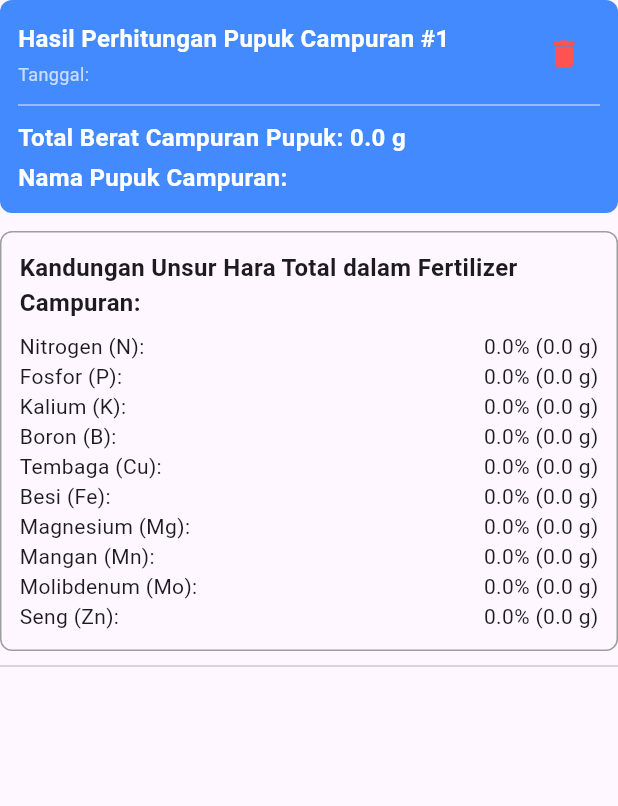
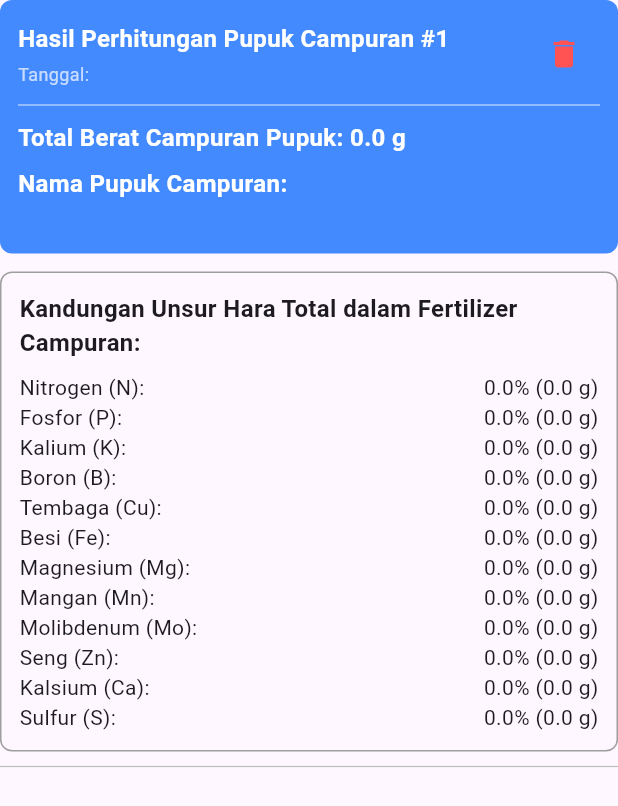
Before and after one commit to rizal282/Fertilizer-Calculator, a Flutter app: the ItemResultCountFertilizers widget shown alone on an empty page, opened directly with empty values, on a phone screen of 412 x 824 dp. Shown: the top 806 px of the screen. Run offline on Flutter 3.47's test engine with Material 3 defaults, Android fonts, the phone set to English and light mode, and no system bars; our stand-ins replace flutter_bloc, logger, sqflite; accounts and stored records are empty.

Commit message:
menambah kolom kalsium & sulfur, alert dialog konfirmasi

```diff
--- a/lib/core/constants/string_const.dart
+++ b/lib/core/constants/string_const.dart
@@ -3,6 +3,8 @@ class StringConst {
   static const String FERTILIZER_PAGE_TITLE = 'Fertilizer Calculator';
   static const String ADD_FERTILIZER_BTN_LABEL = 'Tambah Pupuk';
   static const String SAVE_FERTILIZER_BTN_LABEL = 'Hitung Fertilizers';
+
+  static const String RESET_FORM_BTN_LABEL = "Reset";
 
   // Table Names
   static const String FERTILIZERS_TABLE = 'fertilizers';
@@ -20,4 +22,6 @@ class StringConst {
   static const String MANGAN = 'Mangan';
   static const String MOLIBDENUM = 'Molibdenum';
   static const String SENG = 'Seng';
+  static const String KALSIUM = 'Kalsium';
+  static const String SULFUR = 'Sulfur';
 }
--- a/lib/core/datasource/db_helper.dart
+++ b/lib/core/datasource/db_helper.dart
@@ -48,6 +48,8 @@ class DbHelper {
         mangan REAL,
         molibdenum REAL,
         seng REAL,
+        kalsium REAL,
+        sulfur REAL,
         created_at TEXT DEFAULT (datetime('now')),
         updated_at TEXT
       )
@@ -85,6 +87,10 @@ class DbHelper {
         total_gram_molibdenum REAL,
         total_percent_seng REAL,
         total_gram_seng REAL,
+        total_percent_kalsium REAL,
+        total_gram_kalsium REAL,
+        total_percent_sulfur REAL,
+        total_gram_sulfur REAL,
         created_at TEXT DEFAULT (datetime('now'))
       )
     ''');
@@ -122,6 +128,10 @@ class DbHelper {
         total_gram_molibdenum REAL,
         total_percent_seng REAL,
         total_gram_seng REAL,
+        total_percent_kalsium REAL,
+        total_gram_kalsium REAL,
+        total_percent_sulfur REAL,
+        total_gram_sulfur REAL,
         created_at TEXT DEFAULT (datetime('now'))
       )
     ''');
--- a/lib/features/fertilizer/data/models/fertilizer_model.dart
+++ b/lib/features/fertilizer/data/models/fertilizer_model.dart
@@ -17,6 +17,8 @@ class FertilizerModel extends FertilizerEntity {
     required double mangan,
     required double molibdenum,
     required double seng,
+    required double kalsium,
+    required double sulfur,
     String? createdAt,
     String? updatedAt,
   }) : super(
@@ -34,6 +36,8 @@ class FertilizerModel extends FertilizerEntity {
           mangan: mangan,
           molibdenum: molibdenum,
           seng: seng,
+          kalsium: kalsium,
+          sulfur: sulfur,
           createdAt: createdAt,
           updatedAt: updatedAt,
         );
@@ -55,8 +59,12 @@ class FertilizerModel extends FertilizerEntity {
       mangan: entity.mangan,
       molibdenum: entity.molibdenum,
       seng: entity.seng,
-      createdAt: entity.createdAt ?? DateFormatUtil.formatDateToYYYYMMDD(DateTime.now()),
-      updatedAt: entity.updatedAt ?? DateFormatUtil.formatDateToYYYYMMDD(DateTime.now()),
+      kalsium: entity.kalsium,
+      sulfur: entity.sulfur,
+      createdAt: entity.createdAt ??
+          DateFormatUtil.formatDateToYYYYMMDD(DateTime.now()),
+      updatedAt: entity.updatedAt ??
+          DateFormatUtil.formatDateToYYYYMMDD(DateTime.now()),
     );
   }
 
@@ -76,6 +84,8 @@ class FertilizerModel extends FertilizerEntity {
       'mangan': mangan,
       'molibdenum': molibdenum,
       'seng': seng,
+      'kalsium': kalsium,
+      'sulfur': sulfur,
       'created_at': createdAt,
       'updated_at': updatedAt,
     };
@@ -97,6 +107,8 @@ class FertilizerModel extends FertilizerEntity {
       mangan: map['mangan'] ?? 0.0,
       molibdenum: map['molibdenum'] ?? 0.0,
       seng: map['seng'] ?? 0.0,
+      kalsium: map['kalsium'] ?? 0.0,
+      sulfur: map['sulfur'] ?? 0.0,
       createdAt: map['created_at'],
       updatedAt: map['updated_at'],
     );
--- a/lib/features/fertilizer/data/models/result_count_nutrient_per_fertilizer_model.dart
+++ b/lib/features/fertilizer/data/models/result_count_nutrient_per_fertilizer_model.dart
@@ -1,7 +1,8 @@
 import 'package:pfg_app/core/utils/date_format_util.dart';
 import 'package:pfg_app/features/fertilizer/domain/entities/result_count_nutrient_per_fertilizer_entity.dart';
 
-class ResultCountNutrientPerFertilizerModel extends ResultCountNutrientPerFertilizerEntity {
+class ResultCountNutrientPerFertilizerModel
+    extends ResultCountNutrientPerFertilizerEntity {
   const ResultCountNutrientPerFertilizerModel({
     int? id,
     required String idRacikan,
@@ -27,6 +28,10 @@ class ResultCountNutrientPerFertilizerModel extends ResultCountNutrientPerFertil
     required double totalGramMolibdenum,
     required double totalPercentSeng,
     required double totalGramSeng,
+    required double totalPercentKalsium,
+    required double totalGramKalsium,
+    required double totalPercentSulfur,
+    required double totalGramSulfur,
     String? createdAt,
   }) : super(
           id: id,
@@ -53,6 +58,10 @@ class ResultCountNutrientPerFertilizerModel extends ResultCountNutrientPerFertil
           totalGramMolibdenum: totalGramMolibdenum,
           totalPercentSeng: totalPercentSeng,
           totalGramSeng: totalGramSeng,
+          totalPercentKalsium: totalPercentKalsium,
+          totalGramKalsium: totalGramKalsium,
+          totalPercentSulfur: totalPercentSulfur,
+          totalGramSulfur: totalGramSulfur,
           createdAt: createdAt,
         );
 
@@ -82,11 +91,16 @@ class ResultCountNutrientPerFertilizerModel extends ResultCountNutrientPerFertil
       'total_gram_molibdenum': totalGramMolibdenum,
       'total_percent_seng': totalPercentSeng,
       'total_gram_seng': totalGramSeng,
+      'total_percent_kalsium': totalPercentKalsium,
+      'total_gram_kalsium': totalGramKalsium,
+      'total_percent_sulfur': totalPercentSulfur,
+      'total_gram_sulfur': totalGramSulfur,
       'created_at': createdAt,
     };
   }
 
-  factory ResultCountNutrientPerFertilizerModel.fromMap(Map<String, dynamic> map) {
+  factory ResultCountNutrientPerFertilizerModel.fromMap(
+      Map<String, dynamic> map) {
     return ResultCountNutrientPerFertilizerModel(
       id: map['id'],
       idRacikan: map['id_racikan'],
@@ -112,6 +126,10 @@ class ResultCountNutrientPerFertilizerModel extends ResultCountNutrientPerFertil
       totalGramMolibdenum: map['total_gram_molibdenum'] ?? 0.0,
       totalPercentSeng: map['total_percent_seng'] ?? 0.0,
       totalGramSeng: map['total_gram_seng'] ?? 0.0,
+      totalPercentKalsium: map['total_percent_kalsium'] ?? 0.0,
+      totalGramKalsium: map['total_gram_kalsium'] ?? 0.0,
+      totalPercentSulfur: map['total_percent_sulfur'] ?? 0.0,
+      totalGramSulfur: map['total_gram_sulfur'] ?? 0.0,
       createdAt: map['created_at'],
     );
   }
@@ -144,7 +162,11 @@ class ResultCountNutrientPerFertilizerModel extends ResultCountNutrientPerFertil
         totalGramMolibdenum: entity.totalGramMolibdenum,
         totalPercentSeng: entity.totalPercentSeng,
         totalGramSeng: entity.totalGramSeng,
-      createdAt: entity.createdAt ?? DateFormatUtil.formatDateToYYYYMMDD(DateTime.now())
-    );
+        totalPercentKalsium: entity.totalPercentKalsium,
+        totalGramKalsium: entity.totalGramKalsium,
+        totalPercentSulfur: entity.totalPercentSulfur,
+        totalGramSulfur: entity.totalGramSulfur,
+        createdAt: entity.createdAt ??
+            DateFormatUtil.formatDateToYYYYMMDD(DateTime.now()));
   }
 }
--- a/lib/features/fertilizer/data/models/result_count_nutrients_all_fertilizers_model.dart
+++ b/lib/features/fertilizer/data/models/result_count_nutrients_all_fertilizers_model.dart
@@ -28,6 +28,10 @@ class ResultCountNutrientsAllFertilizersModel
     required double totalGramMolibdenum,
     required double totalPercentSeng,
     required double totalGramSeng,
+    required double totalPercentKalsium,
+    required double totalGramKalsium,
+    required double totalPercentSulfur,
+    required double totalGramSulfur,
     String? createdAt,
   }) : super(
           id: id,
@@ -54,6 +58,10 @@ class ResultCountNutrientsAllFertilizersModel
           totalGramMolibdenum: totalGramMolibdenum,
           totalPercentSeng: totalPercentSeng,
           totalGramSeng: totalGramSeng,
+          totalPercentKalsium: totalPercentKalsium,
+          totalGramKalsium: totalGramKalsium,
+          totalPercentSulfur: totalPercentSulfur,
+          totalGramSulfur: totalGramSulfur,
           createdAt:
               createdAt ?? DateFormatUtil.formatDateToYYYYMMDD(DateTime.now()),
         );
@@ -84,6 +92,10 @@ class ResultCountNutrientsAllFertilizersModel
       'total_gram_molibdenum': totalGramMolibdenum,
       'total_percent_seng': totalPercentSeng,
       'total_gram_seng': totalGramSeng,
+      'total_percent_kalsium': totalPercentKalsium,
+      'total_gram_kalsium': totalGramKalsium,
+      'total_percent_sulfur': totalPercentSulfur,
+      'total_gram_sulfur': totalGramSulfur,
       'created_at': createdAt,
     };
   }
@@ -115,6 +127,10 @@ class ResultCountNutrientsAllFertilizersModel
       totalGramMolibdenum: map['total_gram_molibdenum'] ?? 0.0,
       totalPercentSeng: map['total_percent_seng'] ?? 0.0,
       totalGramSeng: map['total_gram_seng'] ?? 0.0,
+      totalPercentKalsium: map['total_percent_kalsium'] ?? 0.0,
+      totalGramKalsium: map['total_gram_kalsium'] ?? 0.0,
+      totalPercentSulfur: map['total_percent_sulfur'] ?? 0.0,
+      totalGramSulfur: map['total_gram_sulfur'] ?? 0.0,
       createdAt: map['created_at'],
     );
   }
@@ -146,8 +162,12 @@ class ResultCountNutrientsAllFertilizersModel
       totalGramMolibdenum: entity.totalGramMolibdenum,
       totalPercentSeng: entity.totalPercentSeng,
       totalGramSeng: entity.totalGramSeng,
-      createdAt:
-          entity.createdAt ?? DateFormatUtil.formatDateToYYYYMMDD(DateTime.now()),
+      totalPercentKalsium: entity.totalPercentKalsium,
+      totalGramKalsium: entity.totalGramKalsium,
+      totalPercentSulfur: entity.totalPercentSulfur,
+      totalGramSulfur: entity.totalGramSulfur,
+      createdAt: entity.createdAt ??
+          DateFormatUtil.formatDateToYYYYMMDD(DateTime.now()),
     );
   }
 }
--- a/lib/features/fertilizer/data/repositories/rcnaf_repository_impl.dart
+++ b/lib/features/fertilizer/data/repositories/rcnaf_repository_impl.dart
@@ -29,6 +29,7 @@ class RcnafRepositoryImpl implements RcnafRepository {
       StringConst.COUNT_NUTRIENTS_ALL_FERTILIZERS_TABLE,
       where: 'created_at = ?',
       whereArgs: [DateFormatUtil.formatDateToYYYYMMDD(DateTime.now())],
+      orderBy: 'id DESC'
     );
 
     return result
--- a/lib/features/fertilizer/domain/entities/fertilizer_entity.dart
+++ b/lib/features/fertilizer/domain/entities/fertilizer_entity.dart
@@ -13,6 +13,8 @@ class FertilizerEntity {
   final double mangan;
   final double molibdenum;
   final double seng;
+  final double kalsium;
+  final double sulfur;
   final String? createdAt;
   final String? updatedAt;
 
@@ -31,6 +33,8 @@ class FertilizerEntity {
     required this.mangan,
     required this.molibdenum,
     required this.seng,
+    required this.kalsium,
+    required this.sulfur,
     this.createdAt,
     this.updatedAt,
   });
--- a/lib/features/fertilizer/domain/entities/result_count_nutrient_per_fertilizer_entity.dart
+++ b/lib/features/fertilizer/domain/entities/result_count_nutrient_per_fertilizer_entity.dart
@@ -23,6 +23,10 @@ class ResultCountNutrientPerFertilizerEntity {
   final double totalGramMolibdenum;
   final double totalPercentSeng;
   final double totalGramSeng;
+  final double totalPercentKalsium;
+  final double totalGramKalsium;
+  final double totalPercentSulfur;
+  final double totalGramSulfur;
   final String? createdAt;
 
   const ResultCountNutrientPerFertilizerEntity({
@@ -50,6 +54,10 @@ class ResultCountNutrientPerFertilizerEntity {
     required this.totalGramMolibdenum,
     required this.totalPercentSeng,
     required this.totalGramSeng,
+    required this.totalPercentKalsium,
+    required this.totalGramKalsium,
+    required this.totalPercentSulfur,
+    required this.totalGramSulfur,
     this.createdAt,
   });
 
@@ -95,6 +103,15 @@ class ResultCountNutrientPerFertilizerEntity {
         return totalPercentSeng;
       case 'total_gram_seng':
         return totalGramSeng;
+
+      case 'total_percent_kalsium':
+        return totalPercentKalsium;
+      case 'total_gram_kalsium':
+        return totalGramKalsium;
+      case 'total_percent_sulfur':
+        return totalPercentSulfur;
+      case 'total_gram_sulfur':
+        return totalGramSulfur;
       default:
         throw ArgumentError('Nutrient $key tidak dikenal');
     }
--- a/lib/features/fertilizer/domain/entities/result_count_nutrients_all_fertilizers_entity.dart
+++ b/lib/features/fertilizer/domain/entities/result_count_nutrients_all_fertilizers_entity.dart
@@ -23,6 +23,10 @@ class ResultCountNutrientsAllFertilizersEntity {
   final double totalGramMolibdenum;
   final double totalPercentSeng;
   final double totalGramSeng;
+  final double totalPercentKalsium;
+  final double totalGramKalsium;
+  final double totalPercentSulfur;
+  final double totalGramSulfur;
   final String? createdAt;
 
   const ResultCountNutrientsAllFertilizersEntity({
@@ -50,6 +54,10 @@ class ResultCountNutrientsAllFertilizersEntity {
     required this.totalGramMolibdenum,
     required this.totalPercentSeng,
     required this.totalGramSeng,
+    required this.totalPercentKalsium,
+    required this.totalGramKalsium,
+    required this.totalPercentSulfur,
+    required this.totalGramSulfur,
     this.createdAt,
   });
 }
--- a/lib/features/fertilizer/domain/usecases/save_fertilizer.dart
+++ b/lib/features/fertilizer/domain/usecases/save_fertilizer.dart
@@ -19,7 +19,8 @@ import 'package:pfg_app/features/fertilizer/presentation/model/fertilizer_input.
 
 var _logger = Logger();
 
-Future<void> _countNutrientsInPercentAndGrams(BuildContext context, String idRacikan, List<FertilizerInput> fertilizers) async {
+Future<void> _countNutrientsInPercentAndGrams(BuildContext context,
+    String idRacikan, List<FertilizerInput> fertilizers) async {
   // rumus: kandungan nutrisi per kg / 1000 gram * berat pupuk dalam gram
 
   // rumus mencari jumlah nutrisi dalam 1000 gram pupuk:
@@ -64,10 +65,23 @@ Future<void> _countNutrientsInPercentAndGrams(BuildContext context, String idRac
           countNutrientPercent(StringConst.MOLIBDENUM, fertilizer),
       totalGramMolibdenum:
           countNutrientGram(StringConst.MOLIBDENUM, fertilizer),
+
       totalPercentSeng: countNutrientPercent(StringConst.SENG, fertilizer),
       totalGramSeng: countNutrientGram(StringConst.SENG, fertilizer),
+
+      totalPercentKalsium: countNutrientGram(StringConst.KALSIUM, fertilizer),
+      totalGramKalsium: countNutrientPercent(StringConst.KALSIUM, fertilizer),
+
+      totalPercentSulfur: countNutrientGram(StringConst.SULFUR, fertilizer),
+      totalGramSulfur: countNutrientPercent(StringConst.SULFUR, fertilizer),
       // createdAt: DateTime.now().toString()
     );
+
+    _logger.i("KADAR GRAM KALSIUM ${rcnpfEntity.totalGramKalsium}");
+    _logger.i("KADAR PERCENT KALSIUM ${rcnpfEntity.totalPercentKalsium}");
+
+    _logger.i("KADAR GRAM SULFUR ${rcnpfEntity.totalGramSulfur}");
+    _logger.i("KADAR PERCENT SULFUR ${rcnpfEntity.totalPercentSulfur}");
 
     await context.read<RcnpfBloc>().rcnpfRepository.insertRcnpf(rcnpfEntity);
   }
@@ -75,12 +89,14 @@ Future<void> _countNutrientsInPercentAndGrams(BuildContext context, String idRac
   _logger.i("====================================");
 }
 
-Future<void> _saveAllCountFertilizerNutrients(BuildContext context, String idRacikan, List<FertilizerInput> fertilizers) async {
+Future<void> _saveAllCountFertilizerNutrients(BuildContext context,
+    String idRacikan, List<FertilizerInput> fertilizers) async {
   context
       .read<RcnpfBloc>()
       .rcnpfRepository
       .getAllRcnpfsByIdRacikan(idRacikan)
       .then((rcnpfList) async {
+
     _logger.i("Saved RCNFP List:${rcnpfList.length}");
 
     final fertilizerNames = rcnpfList.map((e) => e.fertilizerName).join(', ');
@@ -150,6 +166,18 @@ Future<void> _saveAllCountFertilizerNutrients(BuildContext context, String idRac
     final totalSengInPercent = countNutrientPercents(
         totalAllWeightFertilizers, rcnpfList, 'total_percent_seng');
 
+    final totalKalsiumInGrams = countNutrientGrams(
+        totalAllWeightFertilizers, rcnpfList, 'total_gram_kalsium');
+
+    final totalKalsiumInPercent = countNutrientPercents(
+        totalAllWeightFertilizers, rcnpfList, 'total_percent_kalsium');
+
+    final totalSulfurInGrams = countNutrientGrams(
+        totalAllWeightFertilizers, rcnpfList, 'total_gram_sulfur');
+
+    final totalSulfurInPercent = countNutrientPercents(
+        totalAllWeightFertilizers, rcnpfList, 'total_percent_sulfur');
+
     final rcnafEntity = ResultCountNutrientsAllFertilizersEntity(
       idRacikan: idRacikan,
       fertilizerNames: fertilizerNames,
@@ -174,16 +202,21 @@ Future<void> _saveAllCountFertilizerNutrients(BuildContext context, String idRac
       totalGramMolibdenum: totalMolibdenumInGrams,
       totalPercentSeng: totalSengInPercent,
       totalGramSeng: totalSengInGrams,
+      totalPercentKalsium: totalKalsiumInPercent,
+      totalGramKalsium: totalKalsiumInGrams,
+      totalPercentSulfur: totalSulfurInPercent,
+      totalGramSulfur: totalSulfurInGrams
     );
 
     await context.read<RcnafBloc>().rcnafRepository.insertRcnaf(rcnafEntity);
-    await Future.delayed(const Duration(milliseconds: 300)); // beri waktu DB selesai
+    await Future.delayed(
+        const Duration(milliseconds: 300)); // beri waktu DB selesai
     context.read<RcnafBloc>().add(LoadRcnafEvent());
   });
 }
 
-Future<bool> saveDataFertilizer(BuildContext context, List<FertilizerInput> fertilizers) async {
-
+Future<bool> saveDataFertilizer(
+    BuildContext context, List<FertilizerInput> fertilizers) async {
   String idRacikan = uniqueIdRacikanGenerator();
 
   for (var fertilizer in fertilizers) {
@@ -217,6 +250,12 @@ Future<bool> saveDataFertilizer(BuildContext context, List<FertilizerInput> fert
     final seng =
         double.tryParse(fertilizer.nutrients[StringConst.SENG]!.text) ?? 0.0;
 
+    final kalsium =
+        double.tryParse(fertilizer.nutrients[StringConst.KALSIUM]!.text) ?? 0.0;
+
+    final sulfur =
+        double.tryParse(fertilizer.nutrients[StringConst.SULFUR]!.text) ?? 0.0;
+
     final fertilizerEntity = FertilizerEntity(
         idRacikan: idRacikan,
         namaPupuk: fertilizer.namaPupukController.text,
@@ -230,7 +269,9 @@ Future<bool> saveDataFertilizer(BuildContext context, List<FertilizerInput> fert
         magnesium: magnesium,
         mangan: mangan,
         molibdenum: molibdenum,
-        seng: seng);
+        seng: seng,
+        kalsium: kalsium,
+        sulfur: sulfur);
 
     context.read<FertilizerBloc>().add(AddFertilizerEvent(fertilizerEntity));
   }
--- a/lib/features/fertilizer/presentation/model/fertilizer_input.dart
+++ b/lib/features/fertilizer/presentation/model/fertilizer_input.dart
@@ -14,5 +14,7 @@ class FertilizerInput {
     'Mangan': TextEditingController(),
     'Molibdenum': TextEditingController(),
     'Seng': TextEditingController(),
+    'Kalsium': TextEditingController(),
+    'Sulfur': TextEditingController(),
   };
 }
--- a/lib/features/fertilizer/presentation/widget/item_result_count_fertilizers.dart
+++ b/lib/features/fertilizer/presentation/widget/item_result_count_fertilizers.dart
@@ -73,7 +73,10 @@ class ItemResultCountFertilizers extends StatelessWidget {
                                   style: ElevatedButton.styleFrom(
                                     backgroundColor: Colors.redAccent,
                                   ),
-                                  child: const Text('Hapus', style: TextStyle(color: Colors.white),),
+                                  child: const Text(
+                                    'Hapus',
+                                    style: TextStyle(color: Colors.white),
+                                  ),
                                 ),
                               ],
                             );
@@ -108,13 +111,21 @@ class ItemResultCountFertilizers extends StatelessWidget {
                     fontSize: 16,
                     fontWeight: FontWeight.bold),
               ),
-              const SizedBox(height: 4),
+              const SizedBox(height: 8),
               Text(
-                "Nama Pupuk Campuran: ${rcnaf.fertilizerNames}",
+                "Nama Pupuk Campuran:",
                 style: const TextStyle(
                     color: Colors.white,
                     fontSize: 16,
                     fontWeight: FontWeight.bold),
+              ),
+              Text(
+                rcnaf.fertilizerNames,
+                style: const TextStyle(
+                    color: Colors.white,
+                    fontSize: 16,),
+                softWrap: true,
+                overflow: TextOverflow.visible,
               ),
             ],
           ),
@@ -212,6 +223,24 @@ class ItemResultCountFertilizers extends StatelessWidget {
                   Text("${rcnaf.totalPercentSeng}% (${rcnaf.totalGramSeng} g)"),
                 ],
               ),
+
+              Row(
+                mainAxisAlignment: MainAxisAlignment.spaceBetween,
+                children: [
+                  const Text("Kalsium (Ca):"),
+                  Text(
+                      "${rcnaf.totalPercentKalsium}% (${rcnaf.totalGramKalsium} g)"),
+                ],
+              ),
+
+              Row(
+                mainAxisAlignment: MainAxisAlignment.spaceBetween,
+                children: [
+                  const Text("Sulfur (S):"),
+                  Text(
+                      "${rcnaf.totalPercentSulfur}% (${rcnaf.totalGramSulfur} g)"),
+                ],
+              ),
               // Tambahkan unsur hara lainnya sesuai kebutuhan
             ],
           ),
```
Also changed, not shown: lib/core/utils/action_back_alert.dart (added, +24 -0 lines), lib/features/fertilizer/presentation/pages/fertilization_page.dart (+64 -6 lines). Lines whose indentation alone changed are shown as unchanged.
